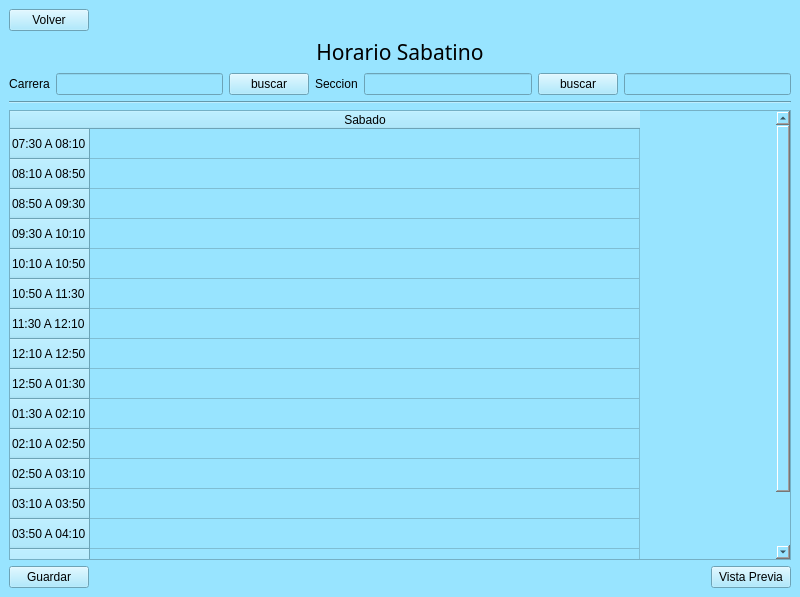
The window that ui/horario_sabatinocrear.ui (Reinaldito04/IUTA----HORARIOS) describes before a commit, drawn with Qt 5.
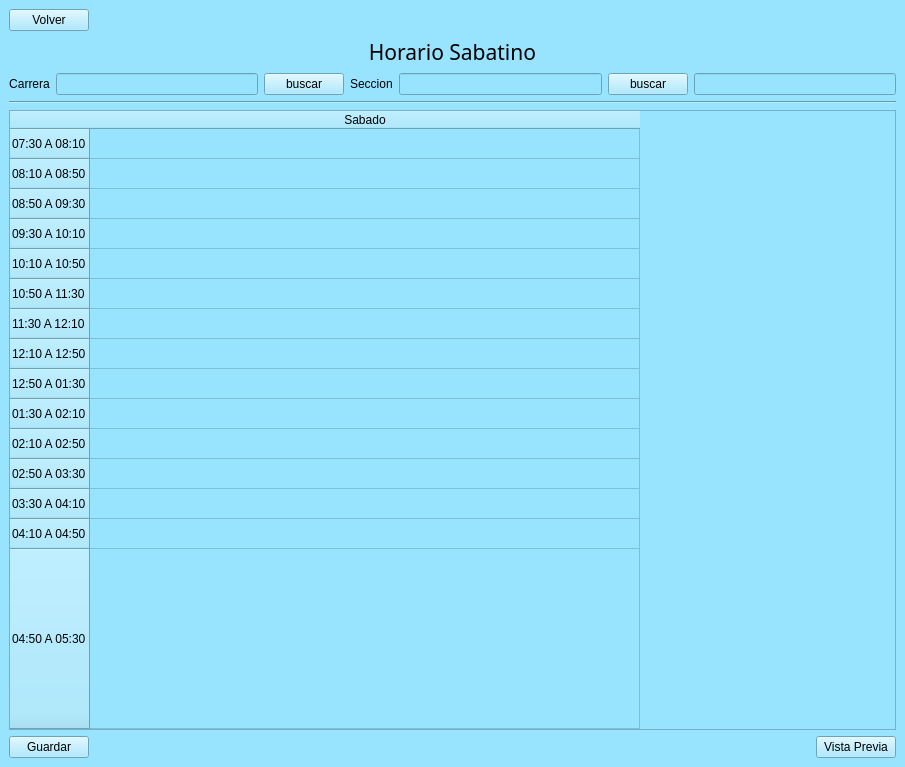
The same window after the commit.

Commit message: Cambios en el main, llamado a la ventana menu sabatino

```diff
--- a/ui/horario_sabatinocrear.ui
+++ b/ui/horario_sabatinocrear.ui
@@ -6,8 +6,8 @@
    <rect>
     <x>0</x>
     <y>0</y>
-    <width>800</width>
-    <height>597</height>
+    <width>905</width>
+    <height>767</height>
    </rect>
   </property>
   <property name="windowTitle">
@@ -192,17 +192,12 @@
       </row>
       <row>
        <property name="text">
-        <string>02:50 A 03:10</string>
+        <string>02:50 A 03:30</string>
        </property>
       </row>
       <row>
        <property name="text">
-        <string>03:10 A 03:50</string>
-       </property>
-      </row>
-      <row>
-       <property name="text">
-        <string>03:50 A 04:10</string>
+        <string>03:30 A 04:10</string>
        </property>
       </row>
       <row>
```
The commit also changes 1 other file.
